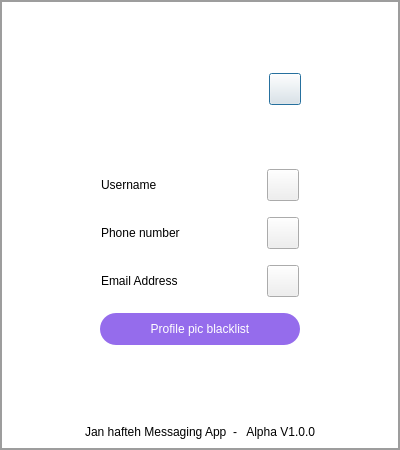
This is Client/settingsdialog.ui in AP-projects-4001/jan-hafte as Qt 5 draws it before an edit. The edited form follows.
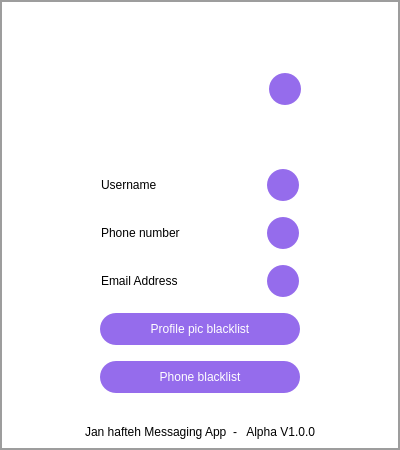
This is the edited form. Icons and pictures are not drawn.

Diff of the .ui file:
```diff
--- a/Client/settingsdialog.ui
+++ b/Client/settingsdialog.ui
@@ -34,6 +34,30 @@
 }
 QDialog {
 border: 2px solid #9d9d9d; background: white;
+}
+
+QAbstractButton{
+border-radius: 16px; 
+font: 800 13pt &quot;Helvetica Now Display&quot;; 
+background: #956cec; 
+color:white; 
+}
+QAbstractButton:hover {
+background: #7152b3;
+}
+QAbstractButton:pressed {
+background: white; 
+border: 2px solid #956cec; 
+color: #956cec;
+}
+
+QLineEdit {
+border-radius: 20px;
+border-style: solid;
+border-width: 2px;
+border-color: #9d9d9d;
+padding-left: 10px;
+font: 12pt &quot;Helvetica Now Text&quot;;
 }</string>
   </property>
   <layout class="QVBoxLayout" name="verticalLayout">
@@ -415,6 +439,64 @@
      </item>
     </layout>
    </item>
+   <item>
+    <layout class="QHBoxLayout" name="horizontalLayout_6">
+     <property name="sizeConstraint">
+      <enum>QLayout::SetMinimumSize</enum>
+     </property>
+     <item>
+      <spacer name="horizontalSpacer_12">
+       <property name="orientation">
+        <enum>Qt::Horizontal</enum>
+       </property>
+       <property name="sizeHint" stdset="0">
+        <size>
+         <width>40</width>
+         <height>20</height>
+        </size>
+       </property>
+      </spacer>
+     </item>
+     <item>
+      <widget class="QPushButton" name="addPhoneBlacklistButton">
+       <property name="minimumSize">
+        <size>
+         <width>200</width>
+         <height>32</height>
+        </size>
+       </property>
+       <property name="maximumSize">
+        <size>
+         <width>200</width>
+         <height>32</height>
+        </size>
+       </property>
+       <property name="cursor">
+        <cursorShape>PointingHandCursor</cursorShape>
+       </property>
+       <property name="styleSheet">
+        <string notr="true"/>
+       </property>
+       <property name="text">
+        <string>Phone blacklist</string>
+       </property>
+      </widget>
+     </item>
+     <item>
+      <spacer name="horizontalSpacer_13">
+       <property name="orientation">
+        <enum>Qt::Horizontal</enum>
+       </property>
+       <property name="sizeHint" stdset="0">
+        <size>
+         <width>40</width>
+         <height>20</height>
+        </size>
+       </property>
+      </spacer>
+     </item>
+    </layout>
+   </item>
    <item>
     <spacer name="verticalSpacer">
      <property name="orientation">
```
Left out of the diff: 31 changed lines with no effect on the pictures.
